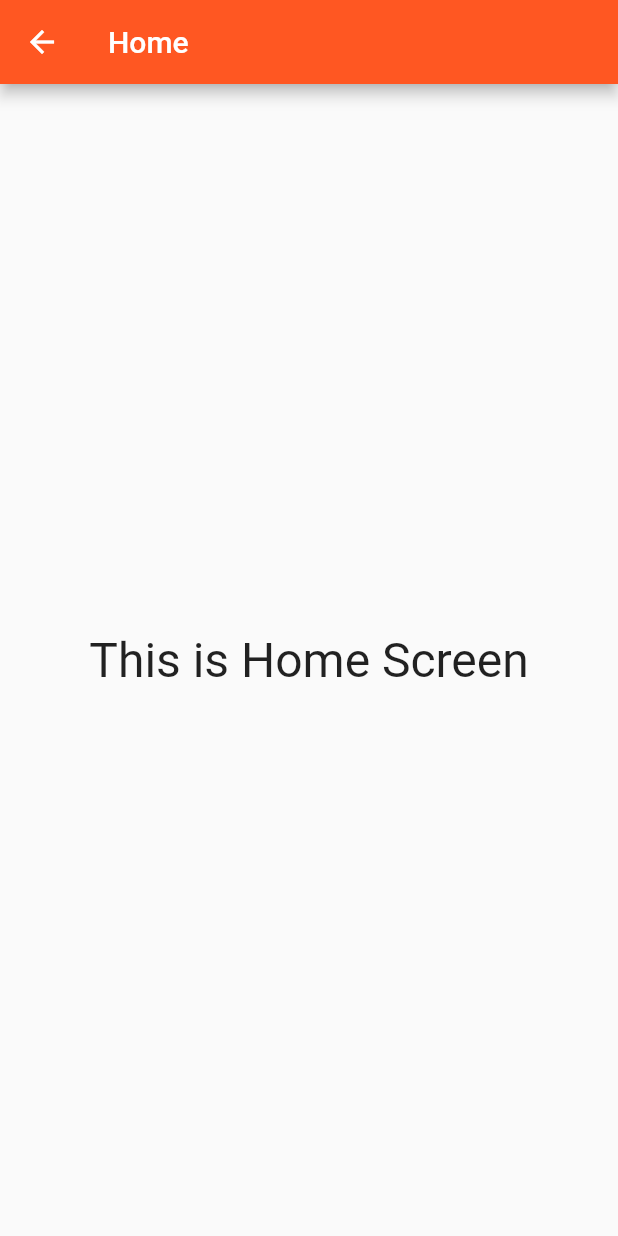
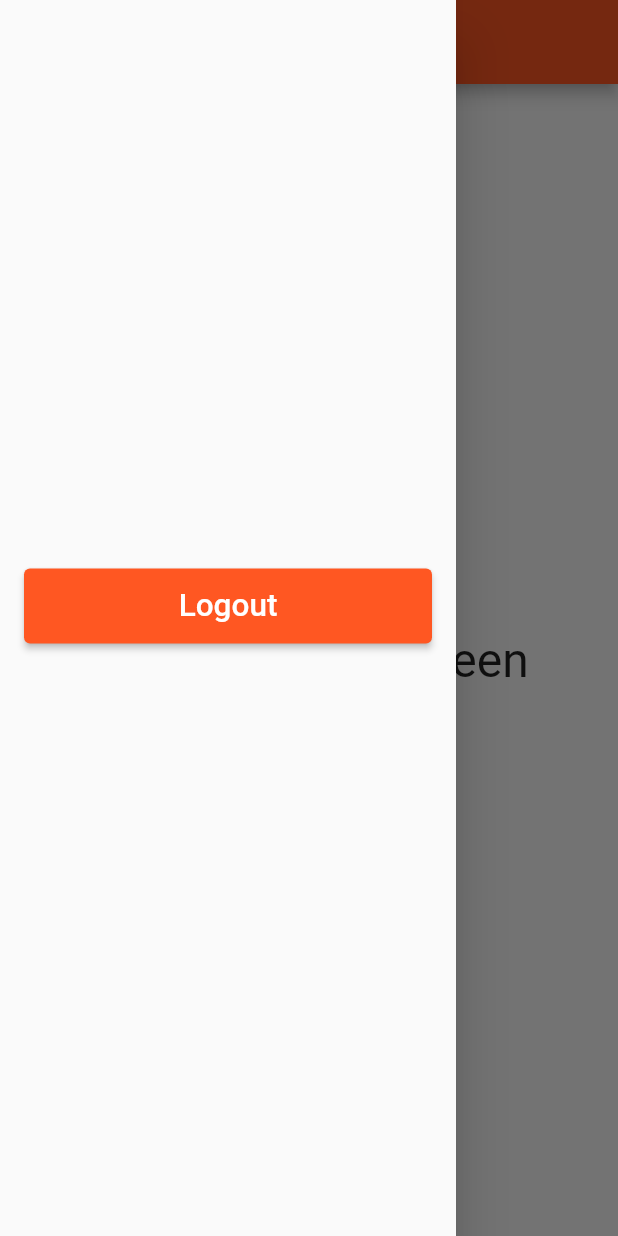
Before and after one commit to edritech93/mobile_camera, a Flutter app: the Home screen opened directly, with the side drawer open (before the commit the screen has no drawer), on a phone screen of 412 x 824 dp. Run offline on Flutter 3.47's test engine with Material 2 defaults, Android fonts, the phone set to English and light mode, and no system bars; our stand-ins replace shared_preferences; accounts and stored records are empty; network calls fail.

```diff
--- a/lib/screens/home.dart
+++ b/lib/screens/home.dart
@@ -1,4 +1,5 @@
 import 'package:flutter/material.dart';
+import 'package:mobile_camera/screens/login.dart';
 
 class Home extends StatelessWidget {
   const Home({Key? key}) : super(key: key);
@@ -9,6 +10,27 @@ class Home extends StatelessWidget {
         appBar: AppBar(
           title: const Text('Home'),
         ),
+        drawer: Drawer(
+          child: Center(
+            child: Container(
+                child: ElevatedButton(
+                    onPressed: (() {
+                      Navigator.pushAndRemoveUntil(
+                          context,
+                          MaterialPageRoute(
+                              builder: (context) => const Login()),
+                          (route) => false);
+                    }),
+                    child: const Text(
+                      'Logout',
+                      style: TextStyle(fontSize: 21),
+                    ),
+                    style: ElevatedButton.styleFrom(
+                      minimumSize: const Size.fromHeight(50),
+                    )),
+                margin: const EdgeInsets.fromLTRB(16, 0, 16, 16)),
+          ),
+        ),
         body: const Center(
           child: Text('This is Home Screen', style: TextStyle(fontSize: 32)),
         ));
```
Also changed, not shown: lib/components/ItemClocking.dart (added, +37 -0 lines), lib/screens/clocking.dart (+10 -4 lines).
